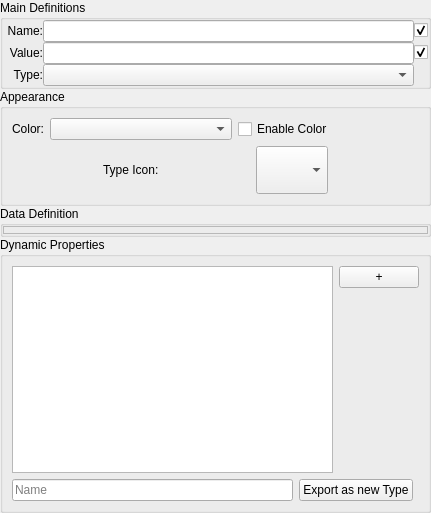
The window that src/Interface/DataPropertiesWidget.ui (KDE/rocs) describes before a commit, drawn with Qt 5.
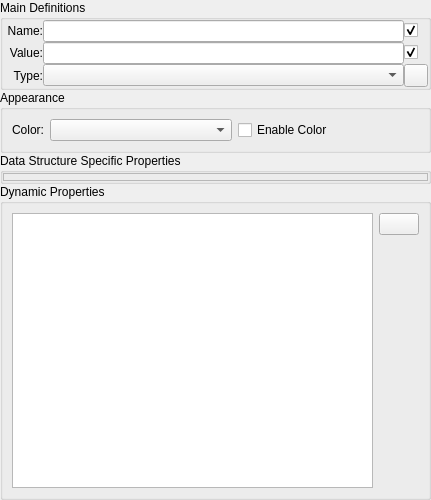
The same window after the commit. Custom widgets are drawn as their Qt base class.

Commit message:
Configure data types in separate dialog.
This solves the mixture of settings with global effect (to all
data elements of a type) with settings that only affect the current
data element. All configurations are now possible by calling the
data type properties menu.

Patch:
```diff
--- a/src/Interface/DataPropertiesWidget.ui
+++ b/src/Interface/DataPropertiesWidget.ui
@@ -7,7 +7,7 @@
     <x>0</x>
     <y>0</y>
     <width>431</width>
-    <height>513</height>
+    <height>500</height>
    </rect>
   </property>
   <property name="sizePolicy">
@@ -145,6 +145,13 @@
          <item row="2" column="1">
           <widget class="KComboBox" name="_dataType"/>
          </item>
+         <item row="2" column="2">
+          <widget class="QToolButton" name="_editType">
+           <property name="text">
+            <string/>
+           </property>
+          </widget>
+         </item>
         </layout>
        </widget>
       </item>
@@ -158,34 +165,15 @@
      </property>
      <layout class="QVBoxLayout" name="verticalLayout_4">
       <item>
-       <layout class="QHBoxLayout" name="horizontalLayout">
-        <item>
-         <widget class="QLabel" name="label_6">
-          <property name="sizePolicy">
-           <sizepolicy hsizetype="Fixed" vsizetype="Minimum">
-            <horstretch>0</horstretch>
-            <verstretch>0</verstretch>
-           </sizepolicy>
-          </property>
-          <property name="toolTip">
-           <string>Node color</string>
-          </property>
-          <property name="text">
-           <string>Color:</string>
-          </property>
-          <property name="alignment">
-           <set>Qt::AlignRight|Qt::AlignTrailing|Qt::AlignVCenter</set>
-          </property>
-         </widget>
-        </item>
-        <item>
+       <layout class="QGridLayout" name="gridLayout_3">
+        <item row="0" column="1">
          <widget class="KColorCombo" name="_color">
           <property name="toolTip">
            <string>Node color</string>
           </property>
          </widget>
         </item>
-        <item>
+        <item row="0" column="2">
          <widget class="QCheckBox" name="_enableColor">
           <property name="enabled">
            <bool>true</bool>
@@ -201,45 +189,22 @@
           </property>
          </widget>
         </item>
-       </layout>
-      </item>
-      <item>
-       <layout class="QHBoxLayout" name="horizontalLayout_3">
-        <item>
-         <widget class="QLabel" name="label_4">
+        <item row="0" column="0">
+         <widget class="QLabel" name="label_6">
           <property name="sizePolicy">
-           <sizepolicy hsizetype="Fixed" vsizetype="Preferred">
+           <sizepolicy hsizetype="Fixed" vsizetype="Minimum">
             <horstretch>0</horstretch>
             <verstretch>0</verstretch>
            </sizepolicy>
-          </property>
-          <property name="text">
-           <string>Type Icon:</string>
-          </property>
-         </widget>
-        </item>
-        <item>
-         <widget class="KComboBox" name="dataTypeIcon">
-          <property name="sizePolicy">
-           <sizepolicy hsizetype="Fixed" vsizetype="Fixed">
-            <horstretch>0</horstretch>
-            <verstretch>0</verstretch>
-           </sizepolicy>
-          </property>
-          <property name="minimumSize">
-           <size>
-            <width>48</width>
-            <height>48</height>
-           </size>
           </property>
           <property name="toolTip">
            <string>Select the icon that is used for all data elements of this type.</string>
           </property>
-          <property name="iconSize">
-           <size>
-            <width>48</width>
-            <height>48</height>
-           </size>
+          <property name="text">
+           <string>Color:</string>
+          </property>
+          <property name="alignment">
+           <set>Qt::AlignRight|Qt::AlignTrailing|Qt::AlignVCenter</set>
           </property>
          </widget>
         </item>
@@ -251,7 +216,7 @@
    <item>
     <widget class="QGroupBox" name="DataDefinitions">
      <property name="title">
-      <string>Data Definition</string>
+      <string>Data Structure Specific Properties</string>
      </property>
      <layout class="QVBoxLayout" name="verticalLayout_2">
       <property name="spacing">
@@ -279,21 +244,7 @@
       <string>Dynamic Properties</string>
      </property>
      <layout class="QGridLayout" name="gridLayout">
-      <item row="1" column="1">
-       <widget class="QPushButton" name="exportNewType">
-        <property name="text">
-         <string>Export as new Type</string>
-        </property>
-       </widget>
-      </item>
-      <item row="1" column="0">
-       <widget class="QLineEdit" name="newTypeName">
-        <property name="placeholderText">
-         <string>Name</string>
-        </property>
-       </widget>
-      </item>
-      <item row="0" column="0" colspan="3">
+      <item row="0" column="0" colspan="2">
        <layout class="QHBoxLayout" name="horizontalLayout_2">
         <item>
          <widget class="QTableView" name="_propertiesTable"/>
@@ -303,7 +254,7 @@
           <item>
            <widget class="KPushButton" name="_addProperty">
             <property name="text">
-             <string>+</string>
+             <string/>
             </property>
            </widget>
           </item>
```
Left out of the diff: 7 changed lines with no effect on the pictures. The commit also changes 2 other files.
